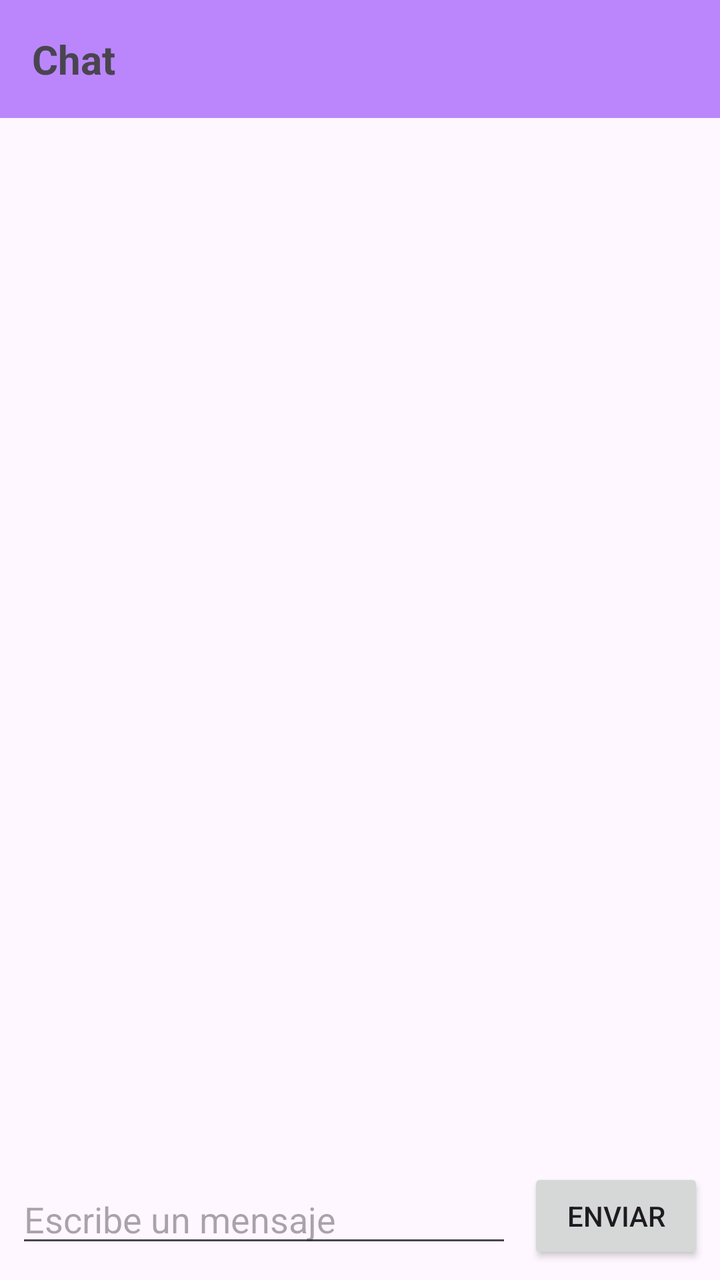
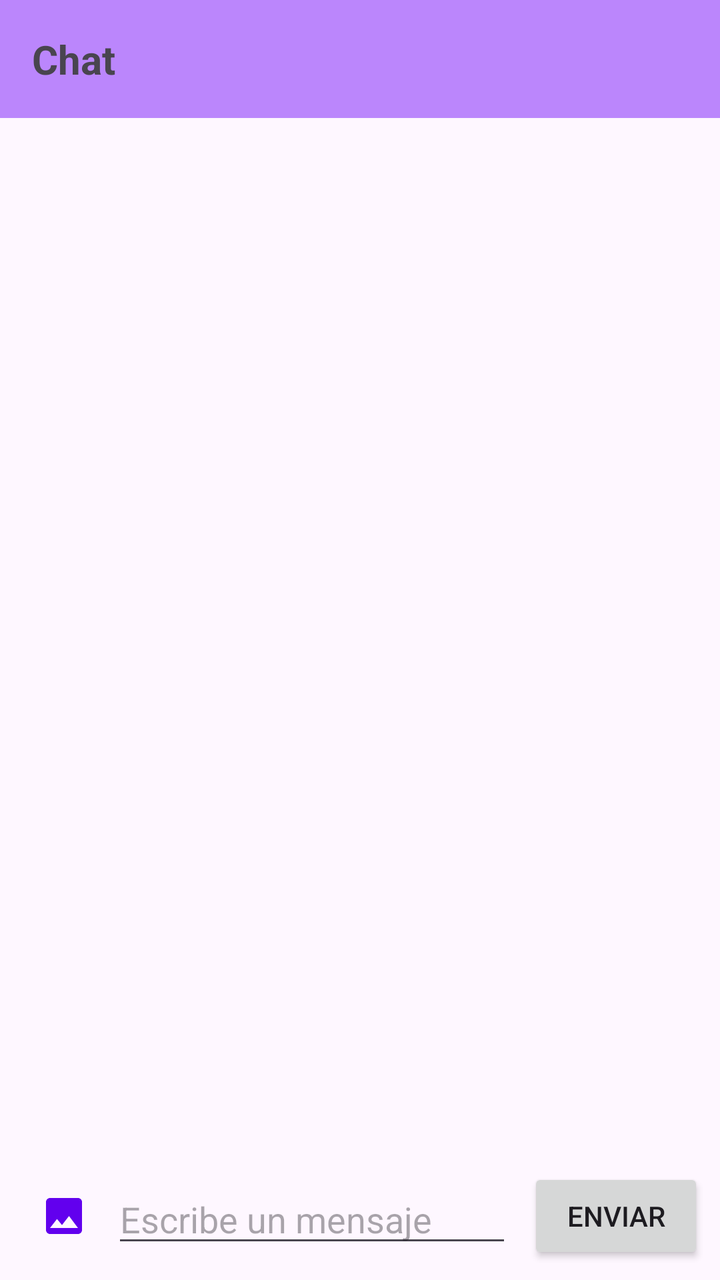

Before-and-after screenshots of an Android layout around one commit, followed by the original layout XML and the change that was made.
<!-- AndroidManifest.xml: application theme Theme.Projecto1 -->
<!-- res/layout/activity_chat.xml -->
<?xml version="1.0" encoding="utf-8"?>
<LinearLayout
    xmlns:android="http://schemas.android.com/apk/res/android"
    xmlns:tools="http://schemas.android.com/tools"
    android:layout_width="match_parent"
    android:layout_height="match_parent"
    android:orientation="vertical"
    tools:context=".ui.chat.ChatActivity">

    <TextView
        android:id="@+id/tvChatTitle"
        android:layout_width="match_parent"
        android:layout_height="wrap_content"
        android:background="@color/purple_200"
        android:padding="16dp"
        android:text="@string/chat_title"
        android:textSize="20sp"
        android:textStyle="bold" />

    <ProgressBar
        android:id="@+id/progressBar"
        android:layout_width="wrap_content"
        android:layout_height="wrap_content"
        android:layout_gravity="center"
        android:layout_marginTop="16dp"
        android:visibility="gone" />

    <androidx.recyclerview.widget.RecyclerView
        android:id="@+id/rvMessages"
        android:layout_width="match_parent"
        android:layout_height="0dp"
        android:layout_weight="1"
        android:padding="8dp" />

    <LinearLayout
        android:layout_width="match_parent"
        android:layout_height="wrap_content"
        android:gravity="center_vertical"
        android:orientation="horizontal"
        android:padding="8dp">

        <EditText
            android:id="@+id/etMessage"
            android:layout_width="0dp"
            android:layout_height="wrap_content"
            android:layout_weight="1"
            android:hint="@string/message_hint"
            android:importantForAutofill="no"
            android:inputType="textMultiLine|textCapSentences"
            android:maxLines="4" />

        <Button
            android:id="@+id/btnSend"
            android:layout_width="wrap_content"
            android:layout_height="wrap_content"
            android:layout_marginStart="8dp"
            android:text="@string/send_button" />

    </LinearLayout>

</LinearLayout>
<!-- resources referenced by this layout -->
<resources>
  <color name="purple_200">#FFBB86FC</color>
  <string name="chat_title">Chat</string>
  <string name="message_hint">Escribe un mensaje</string>
  <string name="send_button">Enviar</string>
  <style name="Theme.Projecto1" parent="Theme.Material3.Light.NoActionBar">
          
          <item name="colorPrimary">@color/purple_200</item>
          <item name="colorPrimaryVariant">@color/purple_700</item>
          <item name="colorOnPrimary">@color/black</item>
          
          <item name="colorSecondary">@color/teal_200</item>
          <item name="colorSecondaryVariant">@color/teal_200</item>
          <item name="colorOnSecondary">@color/black</item>
          
          <item name="android:statusBarColor">?attr/colorPrimaryVariant</item>
      </style>
  <color name="purple_700">#FF3700B3</color>
  <color name="black">#FF000000</color>
  <color name="teal_200">#FF03DAC5</color>
</resources>

<!-- the commit's change to res/layout/activity_chat.xml (unified diff, before → after) -->
@@ -39,6 +39,21 @@
         android:orientation="horizontal"
         android:padding="8dp">
 
+        <ImageButton
+            android:id="@+id/btnImage"
+            android:layout_width="48dp"
+            android:layout_height="48dp"
+            android:background="?attr/selectableItemBackgroundBorderless"
+            android:contentDescription="@string/send_image"
+            android:src="@drawable/ic_image" />
+
+        <ProgressBar
+            android:id="@+id/pbUpload"
+            android:layout_width="24dp"
+            android:layout_height="24dp"
+            android:layout_marginStart="4dp"
+            android:visibility="gone" />
+
         <EditText
             android:id="@+id/etMessage"
             android:layout_width="0dp"
<!-- resource entries referenced after the edit -->
@@ -1,9 +1,21 @@
 <!-- resources referenced by this layout -->
 <resources>
   <color name="purple_200">#FFBB86FC</color>
+  <!-- drawable ic_image (drawable) -->
+  <?xml version="1.0" encoding="utf-8"?>
+  <vector xmlns:android="http://schemas.android.com/apk/res/android"
+      android:width="24dp"
+      android:height="24dp"
+      android:viewportWidth="24"
+      android:viewportHeight="24">
+      <path
+          android:fillColor="#FF6200EE"
+          android:pathData="M21,19V5c0,-1.1 -0.9,-2 -2,-2H5c-1.1,0 -2,0.9 -2,2v14c0,1.1 0.9,2 2,2h14c1.1,0 2,-0.9 2,-2zM8.5,13.5l2.5,3.01L14.5,12l4.5,6H5l3.5,-4.5z" />
+  </vector>
   <string name="chat_title">Chat</string>
   <string name="message_hint">Escribe un mensaje</string>
   <string name="send_button">Enviar</string>
+  <string name="send_image">Enviar imagen</string>
   <style name="Theme.Projecto1" parent="Theme.Material3.Light.NoActionBar">
           
           <item name="colorPrimary">@color/purple_200</item>
